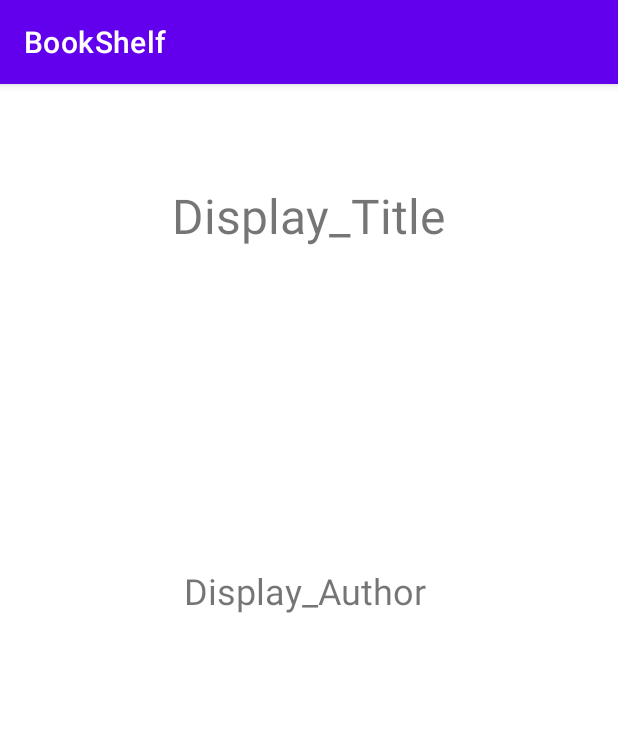
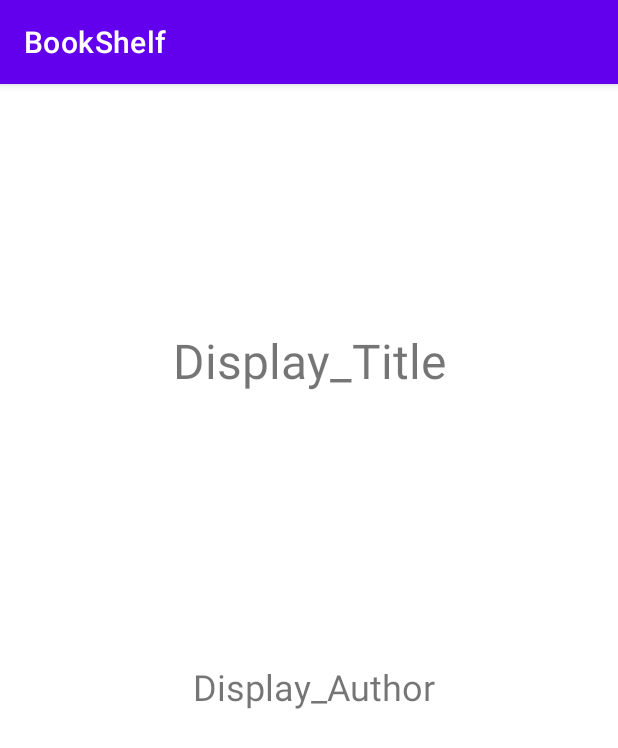
Before and after one commit to XufengRen/3515_LabAssignment07, an Android app: the fragment BookDetialsFragment placed in its activity, on a phone screen of 412 x 824 dp. Shown: the top 748 px of the screen. Run offline under Robolectric (Android 15) with nearby library versions, the phone set to English and light mode, and no system bars.

```diff
--- a/app/src/main/java/edu/temple/bookshelf/BookDetialsFragment.java
+++ b/app/src/main/java/edu/temple/bookshelf/BookDetialsFragment.java
@@ -8,42 +8,24 @@ import android.view.LayoutInflater;
 import android.view.View;
 import android.view.ViewGroup;
 
-/**
- * A simple {@link Fragment} subclass.
- * Use the {@link BookDetialsFragment#newInstance} factory method to
- * create an instance of this fragment.
- */
+
 public class BookDetialsFragment extends Fragment {
 
-    // TODO: Rename parameter arguments, choose names that match
-    // the fragment initialization parameters, e.g. ARG_ITEM_NUMBER
-    private static final String ARG_PARAM1 = "param1";
-    private static final String ARG_PARAM2 = "param2";
 
-    // TODO: Rename and change types of parameters
+
     private String mParam1;
     private String mParam2;
-
+    private static Book book;
     public BookDetialsFragment() {
         // Required empty public constructor
     }
 
-    /**
-     * Use this factory method to create a new instance of
-     * this fragment using the provided parameters.
-     *
-     * @param param1 Parameter 1.
-     * @param param2 Parameter 2.
-     * @return A new instance of fragment display_fragment.
-     */
-    // TODO: Rename and change types and number of parameters
-    public static BookDetialsFragment newInstance(String param1, String param2) {
+
+    public static BookDetialsFragment newInstance(Book book) {
         BookDetialsFragment fragment = new BookDetialsFragment();
         Bundle args = new Bundle();
-        args.putString(ARG_PARAM1, param1);
-        args.putString(ARG_PARAM2, param2);
-        fragment.setArguments(args);
-        return fragment;
+        args.putParcelableArrayList("Book", book);
+
     }
 
     @Override
--- a/app/src/main/java/edu/temple/bookshelf/BookLlistFragment.java
+++ /dev/null
@@ -1,84 +0,0 @@
-package edu.temple.bookshelf;
-
-import android.content.Context;
-import android.os.Bundle;
-
-import androidx.fragment.app.Fragment;
-
-import android.view.LayoutInflater;
-import android.view.View;
-import android.view.ViewGroup;
-import android.widget.AdapterView;
-import android.widget.ListView;
-
-/**
- * A simple {@link Fragment} subclass.
- * Use the {@link BookLlistFragment#newInstance} factory method to
- * create an instance of this fragment.
- */
-public class BookLlistFragment extends Fragment {
-
-    private BookList bookList;
-    private Book book;
-    Context context;
-    private OnItemSelectedInterface onItemSelectedInterface;
-
-    // TODO: Rename parameter arguments, choose names that match
-    // the fragment initialization parameters, e.g. ARG_ITEM_NUMBER
-    private static final String ARG_PARAM1 = "param1";
-    private static final String ARG_PARAM2 = "param2";
-
-    // TODO: Rename and change types of parameters
-    private String mParam1;
-    private String mParam2;
-
-    public BookLlistFragment() {
-        // Required empty public constructor
-    }
-
-    /**
-     * Use this factory method to create a new instance of
-     * this fragment using the provided parameters.
-     *
-     * @return A new instance of fragment BookLlistFragment.
-     */
-    // TODO: Rename and change types and number of parameters
-    public static BookLlistFragment newInstance(BookList bookList) {
-        BookLlistFragment fragment = new BookLlistFragment();
-        Bundle args = new Bundle();
-        args.putParcelableArrayList("BookList", bookList);
-        fragment.setArguments(args);
-        return fragment;
-    }
-
-    @Override
-    public void onCreate(Bundle savedInstanceState) {
-        super.onCreate(savedInstanceState);
-        if (getArguments() != null) {
-            bookList = (BookList)getArguments().getParcelableArrayList("BookList");
-        }else{
-            bookList = new BookList();
-        }
-    }
-
-    @Override
-    public View onCreateView(LayoutInflater inflater, ViewGroup container,
-                             Bundle savedInstanceState) {
-        // Inflate the layout for this fragment
-        ListView view = (ListView) inflater.inflate(R.layout.fragment_book_list, container, false);
-        view.setAdapter(new listAdapter(getActivity(), android.R.layout.simple_list_item_1, bookList));
-        view.setOnItemClickListener(new AdapterView.OnItemClickListener(){
-
-            @Override
-            public void onItemClick(AdapterView<?> parent, View view, int position, long id) {
-
-            }
-        });
-
-        return view;
-    }
-
-    public interface OnItemSelectedInterface{
-        void itemSelected(Book book);
-    }
-}
--- a/app/src/main/java/edu/temple/bookshelf/MainActivity.java
+++ b/app/src/main/java/edu/temple/bookshelf/MainActivity.java
@@ -8,10 +8,10 @@ import android.os.Bundle;
 
 public class MainActivity extends AppCompatActivity {
 
-    FragmentManager fragmentManager;
+    FragmentManager fragmentManager = getSupportFragmentManager();
     FragmentTransaction fragmentTransaction;
     BookDetialsFragment display_fragment;
-    BookLlistFragment list_fragment;
+
 
     @Override
     protected void onCreate(Bundle savedInstanceState) {
@@ -20,21 +20,11 @@ public class MainActivity extends AppCompatActivity {
 
         //Create booklist object and add elements
         BookList myList = new BookList();
-        for (int i = 1; i <= 10; i++){
-            String title = "book"+ String.valueOf(i);
-            String author = "writer" + String.valueOf(i);
-            myList.addBook(title, author);
-        }
+        myList.addBook("t1","a1");
+        myList.addBook("t2","a2");
+        myList.addBook("t3","a3");
+        myList.addBook("t4","a4");
 
-        display_fragment = new BookDetialsFragment();
-        list_fragment = BookLlistFragment.newInstance(myList);
 
-        fragmentManager = getSupportFragmentManager();
-
-        fragmentTransaction = fragmentManager.beginTransaction();
-
-        fragmentTransaction.add(R.id.container, list_fragment);
-
-        fragmentTransaction.commit();
     }
 }
--- a/app/src/main/res/layout-large/tablet.xml
+++ /dev/null
@@ -1,6 +0,0 @@
-<?xml version="1.0" encoding="utf-8"?>
-<androidx.constraintlayout.widget.ConstraintLayout
-    xmlns:android="http://schemas.android.com/apk/res/android" android:layout_width="match_parent"
-    android:layout_height="match_parent">
-
-</androidx.constraintlayout.widget.ConstraintLayout>
--- a/app/src/main/res/layout/fragment_display_fragment.xml
+++ b/app/src/main/res/layout/fragment_display_fragment.xml
@@ -11,21 +11,27 @@
         android:id="@+id/display_title"
         android:layout_width="411dp"
         android:layout_height="176dp"
+        android:gravity="center"
         android:text="Display_Title"
-        tools:layout_editor_absoluteX="3dp"
-        android:gravity="center"
         android:textSize="32dp"
-        tools:layout_editor_absoluteY="39dp" />
+        app:layout_constraintBottom_toTopOf="@+id/display_author"
+        app:layout_constraintEnd_toEndOf="parent"
+        app:layout_constraintHorizontal_bias="1.0"
+        app:layout_constraintStart_toStartOf="parent"
+        app:layout_constraintTop_toTopOf="parent"
+        app:layout_constraintVertical_bias="0.689" />
 
     <TextView
         android:id="@+id/display_author"
         android:layout_width="406dp"
         android:layout_height="172dp"
-        android:layout_marginTop="76dp"
+        android:layout_marginBottom="280dp"
+        android:gravity="center"
         android:text="Display_Author"
-        android:gravity="center"
         android:textSize="24dp"
-        app:layout_constraintTop_toBottomOf="@+id/display_title"
-        tools:layout_editor_absoluteX="3dp" />
+        app:layout_constraintBottom_toBottomOf="parent"
+        app:layout_constraintEnd_toEndOf="parent"
+        app:layout_constraintHorizontal_bias="1.0"
+        app:layout_constraintStart_toStartOf="parent" />
 
 </androidx.constraintlayout.widget.ConstraintLayout>
```
Also changed, not shown: app/src/main/java/edu/temple/bookshelf/Book.java (+32 -1 lines), app/src/main/java/edu/temple/bookshelf/BookList.java (+25 -4 lines), app/src/main/java/edu/temple/bookshelf/BookListFragment.java (added, +80 -0 lines), app/src/main/java/edu/temple/bookshelf/listAdapter.java (+13 -21 lines), app/src/main/res/layout-land/small_landscape.xml (deleted, +0 -31 lines), app/src/main/res/layout/fragment_book_list.xml (+3 -6 lines), app/src/main/res/layout/fragment_item.xml (added, +19 -0 lines).
